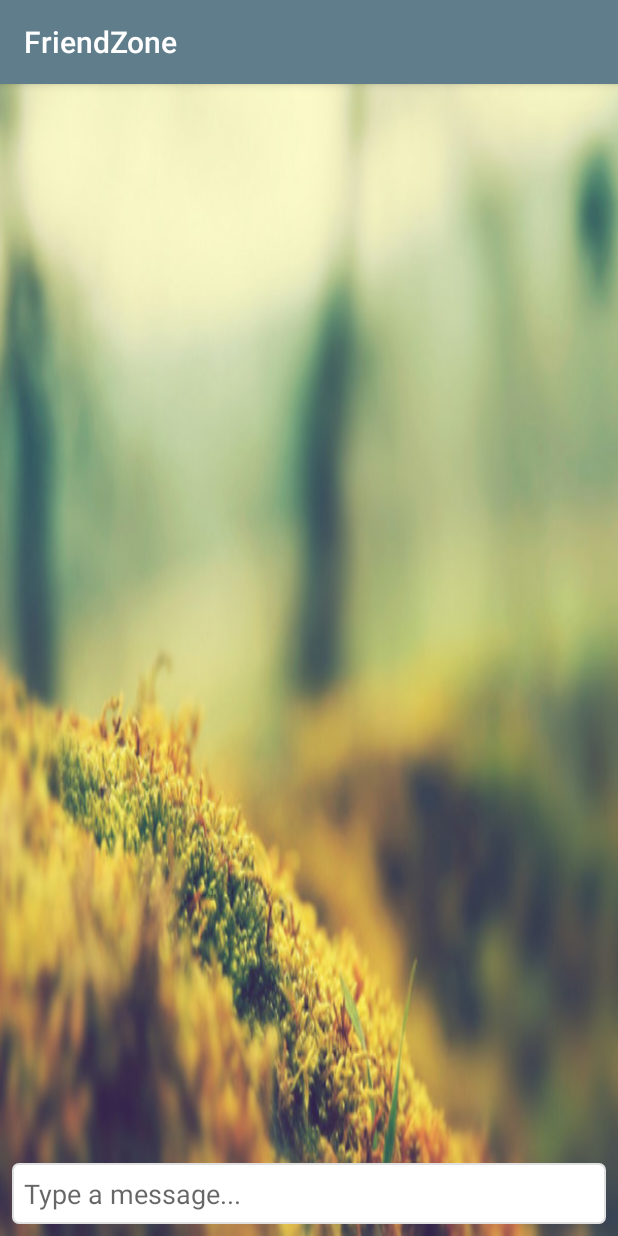
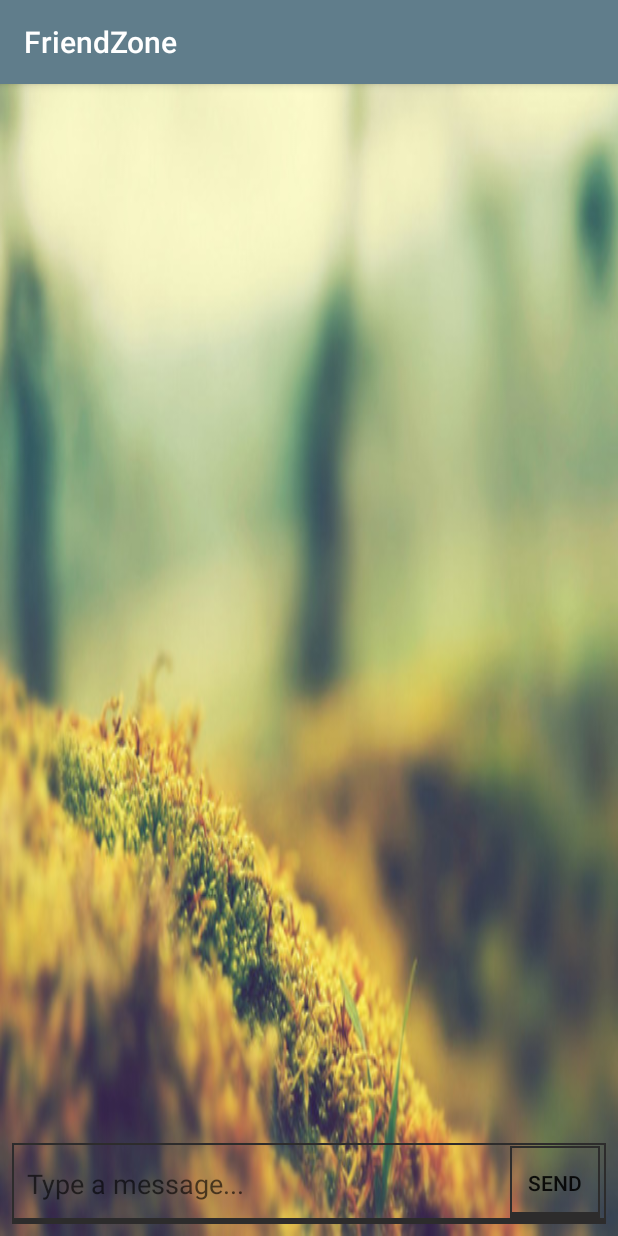
Before and after one commit to Jsachin70/FriendZoneMessage, an Android app: the fragment ChatFragment placed in its activity, on a phone screen of 412 x 824 dp. Run offline under Robolectric (Android 15) with nearby library versions, the phone set to English and light mode, and no system bars; our stand-ins replace EventBus, Firebase (no records; nobody signed in at launch, a user with empty details on screens opened directly); 3 statements that could not run were skipped.

Commit message:
Final Project done

```diff
--- a/app/src/main/java/com/pro/sachin/firebasedesign/friendzone/constantsvalues/SharedPrefUtil.java
+++ b/app/src/main/java/com/pro/sachin/firebasedesign/friendzone/constantsvalues/SharedPrefUtil.java
@@ -3,11 +3,7 @@ package com.pro.sachin.firebasedesign.friendzone.constantsvalues;
 import android.content.Context;
 import android.content.SharedPreferences;
 
-/**
- * Simple util class for easing the use of shared preference.
- * <p>
- * Created by Kartik_ch on 2/13/2016.
- */
+
 public class SharedPrefUtil {
     /**
      * Name of the preference file
--- a/app/src/main/java/com/pro/sachin/firebasedesign/friendzone/userfunctions/chatfragments/ChatFragment.java
+++ b/app/src/main/java/com/pro/sachin/firebasedesign/friendzone/userfunctions/chatfragments/ChatFragment.java
@@ -10,6 +10,7 @@ import android.view.LayoutInflater;
 import android.view.View;
 import android.view.ViewGroup;
 import android.view.inputmethod.EditorInfo;
+import android.widget.Button;
 import android.widget.EditText;
 import android.widget.TextView;
 import android.widget.Toast;
@@ -32,6 +33,7 @@ import java.util.ArrayList;
 public class ChatFragment extends Fragment implements ChatInterfaces.View, TextView.OnEditorActionListener {
     private RecyclerView mRecyclerViewChat;
     private EditText mETxtMessage;
+    private Button sendButton;
 
     private ProgressDialog mProgressDialog;
 
@@ -74,6 +76,9 @@ public class ChatFragment extends Fragment implements ChatInterfaces.View, TextV
     private void bindViews(View view) {
         mRecyclerViewChat = (RecyclerView) view.findViewById(R.id.recycler_view_chat);
         mETxtMessage = (EditText) view.findViewById(R.id.edit_text_message);
+        mETxtMessage.setBackgroundResource(R.drawable.tab_indicator);
+        sendButton=(Button)view.findViewById(R.id.sendbutton);
+        sendButton.setBackgroundResource(R.drawable.tab_indicator);
     }
 
     @Override
@@ -93,6 +98,13 @@ public class ChatFragment extends Fragment implements ChatInterfaces.View, TextV
         mChatPresenter = new ChatAccess(this);
         mChatPresenter.getMessage(FirebaseAuth.getInstance().getCurrentUser().getUid(),
                 getArguments().getString(Constants.ARG_RECEIVER_UID));
+
+        sendButton.setOnClickListener(new View.OnClickListener() {
+            @Override
+            public void onClick(View view) {
+                sendMessage();
+            }
+        });
     }
 
     @Override
@@ -101,7 +113,9 @@ public class ChatFragment extends Fragment implements ChatInterfaces.View, TextV
             sendMessage();
             return true;
         }
+
         return false;
+
     }
 
     private void sendMessage() {
--- a/app/src/main/java/com/pro/sachin/firebasedesign/friendzone/userfunctions/chatfragments/LoginFragment.java
+++ b/app/src/main/java/com/pro/sachin/firebasedesign/friendzone/userfunctions/chatfragments/LoginFragment.java
@@ -74,8 +74,10 @@ public class LoginFragment extends Fragment implements View.OnClickListener, Log
     }
 
     private void setDummyCredentials() {
-        mETxtEmail.setText("test@test.com");
-        mETxtPassword.setText("123456");
+        mETxtEmail.setHint("XYZ@Example.com");
+        mETxtPassword.setHint("1234");
+       // mETxtEmail.setText("XYZ@Example.com");
+       // mETxtPassword.setText("123456");
     }
 
     @Override
--- a/app/src/main/res/layout/fragment_chat.xml
+++ b/app/src/main/res/layout/fragment_chat.xml
@@ -16,6 +16,7 @@
         android:layout_width="match_parent"
         android:layout_height="wrap_content"
         android:layout_alignParentBottom="true"
+
         android:layout_margin="@dimen/margin_small"
         android:background="@drawable/rounded_rect_bg"
         android:hint="@string/type_a_message"
@@ -24,4 +25,17 @@
         android:maxLines="1"
         android:padding="@dimen/padding_small" />
 
+    <Button
+        android:id="@+id/sendbutton"
+        android:layout_alignParentBottom="true"
+        android:layout_width="60dp"
+        android:width="40dp"
+        android:height="30dp"
+        android:layout_marginBottom="12dp"
+        android:layout_marginRight="12dp"
+        android:layout_alignParentRight="true"
+        android:layout_height="wrap_content"
+
+        android:text="SEND" />
+
 </RelativeLayout>
```
Also changed, not shown: app/src/main/java/com/pro/sachin/firebasedesign/friendzone/constantsvalues/NetworkConnectionUtil.java (+1 -7 lines).
